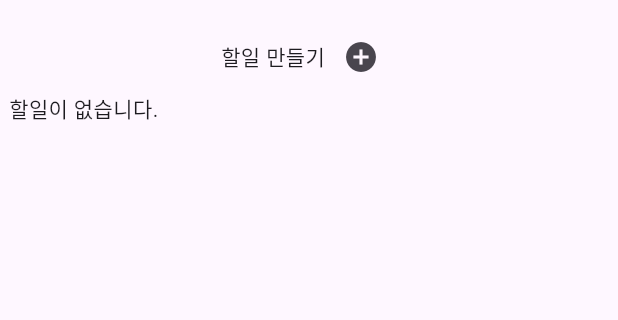
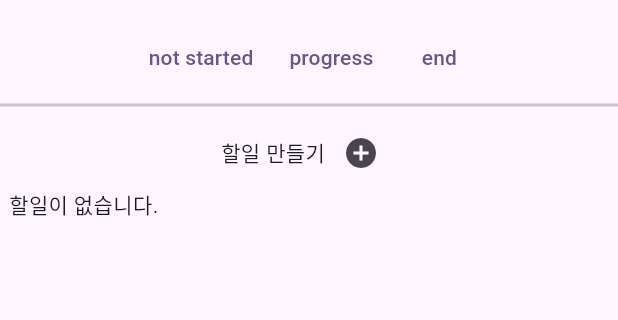
Before and after one commit to se-ni/Kroffle_Todo_Practice, a Flutter app: the screen it shows after launch, on a phone screen of 412 x 824 dp, the part 63-383 px from its top. Run offline on Flutter 3.47's test engine with Material 3 defaults, Android fonts, the phone set to English and light mode, and no system bars; our stand-ins replace get.

Commit message:
필터링 하는거 구현 마저 해야함

```diff
--- a/todo_practice/lib/route/todo_list/todo_list_route.dart
+++ b/todo_practice/lib/route/todo_list/todo_list_route.dart
@@ -22,8 +22,8 @@ class _TodoListRouteState extends State<TodoListRoute> {
   @override
   Widget build(BuildContext context) {
     return GetBuilder<TodoListRouteController>(
+      init: TodoListRouteController(),
       builder: (controller) {
-        // List<TaskModel> tasks = controller.tasks; // tasks 리스트 가져오기
         return Scaffold(
           appBar: AppBar(
             title: const Text('Todo APP'),
@@ -34,10 +34,39 @@ class _TodoListRouteState extends State<TodoListRoute> {
                 Row(
                   mainAxisAlignment: MainAxisAlignment.center,
                   children: [
+                    // 필터 버튼
+                    TextButton(
+                      onPressed: () {
+                        controller.setFilter(Status.notStarted);
+                        controller.update();
+                      },
+                      child: Text('not started'),
+                    ),
+                    TextButton(
+                      onPressed: () {
+                        controller.setFilter(Status.progress);
+                        controller.update();
+                      },
+                      child: Text('progress'),
+                    ),
+                    TextButton(
+                      onPressed: () {
+                        controller.setFilter(Status.end);
+                        controller.update();
+                      },
+                      child: Text('end'),
+                    ),
+                  ],
+                ),
+                Divider(
+                  thickness: 2,
+                ),
+                Row(
+                  mainAxisAlignment: MainAxisAlignment.center,
+                  children: [
                     const Text('할일 만들기'),
                     IconButton(
                       onPressed: () {
-                        //controller.onClickAddButton();
                         Get.dialog(
                           const Dialog(
                             backgroundColor: Colors.transparent,
@@ -57,14 +86,15 @@ class _TodoListRouteState extends State<TodoListRoute> {
                   child: Container(
                     width: 400,
                     height: 500,
-                    child: Builder(builder: (context) {
-                      if (controller.tasks.isEmpty) {
-                        return const Text('할일이 없습니다.');
-                      } else {
-                        print('할일 있음');
-                        return const TodoWidget();
-                      }
-                    }),
+                    child: Builder(
+                      builder: (context) {
+                        if (controller.filteredTasks.isEmpty) {
+                          return const Text('할일이 없습니다.');
+                        } else {
+                          return const TodoWidget(); // 필터링된 태스크를 표시
+                        }
+                      },
+                    ),
                   ),
                 ),
               ],
--- a/todo_practice/lib/route/todo_list/todo_list_route_controller.dart
+++ b/todo_practice/lib/route/todo_list/todo_list_route_controller.dart
@@ -1,29 +1,39 @@
 import 'package:get/get.dart';
 import 'package:todo_practice/model/task_model.dart';
 
-enum FilterStatus { notStarted, progress, end, all }
-
 class TodoListRouteController extends GetxController {
   List<TaskModel> tasks = [];
-
-  FilterStatus filterStatus = FilterStatus.notStarted; // 필터 상태 : 기본 시작 전
+  Status? selectedStatus;
 
   // TaskModel을 리스트에 추가하는 함수
   void addTask(TaskModel newTask) {
     tasks.add(newTask); // 새로운 할 일을 리스트에 추가
-
-    // 리스트 변경 시 디버그 출력
-    print("Current tasks:");
-    for (var task in tasks) {
-      // ignore: avoid_print
-      print("Title: ${task.title}, Detail: ${task.detail ?? 'No details'}");
-    }
-
     update(); // 상태 갱신
   }
 
   void removeTask(TaskModel task) {
     tasks.remove(task);
-    update();
+    update(); // 상태 갱신
+  }
+
+  // 필터링된 태스크 목록을 반환하는 함수
+  List<TaskModel> get filteredTasks {
+    if (selectedStatus == null) {
+      return tasks; // 필터가 없으면 모든 태스크 반환
+    } else {
+      return tasks.where((task) => task.taskStatus == selectedStatus).toList();
+    }
+  }
+
+  // 필터 상태를 변경하는 함수
+  void setFilter(Status? status) {
+    selectedStatus = status;
+    update(); // 필터 상태 변경 후 UI 갱신
+  }
+
+  // 태스크 상태 업데이트 함수
+  void updateTaskStatus(TaskModel task, Status status) {
+    task.taskStatus = status;
+    update(); // 상태 변경 후 UI 갱신
   }
 }
--- a/todo_practice/lib/route/todo_list/widgets/todo_list_widget.dart
+++ b/todo_practice/lib/route/todo_list/widgets/todo_list_widget.dart
@@ -101,6 +101,7 @@ class _TodoListWidgetState extends State<TodoListWidget> {
                     }
 
                     Navigator.of(context).pop(newTask);
+                    controller.update();
                   },
                   style: ElevatedButton.styleFrom(
                       elevation: 0, // 그림자 제거
--- /dev/null
+++ b/todo_practice/lib/route/todo_list/widgets/todo_widget_controller.dart
@@ -0,0 +1,11 @@
+import 'package:get/get.dart';
+import 'package:todo_practice/route/todo_list/todo_list_route_controller.dart';
+
+enum filterStatus { all, notStarted, progress, end }
+
+class TodoWidgetController extends GetxController {
+  final todoListRouteController = TodoWidgetController();
+
+  // 필터링 위한 변수 : 기본 값 all
+  filterStatus filteredStatus = filterStatus.all;
+}
```
Also changed, not shown: todo_practice/lib/route/todo_list/widgets/todo_widget.dart (+27 -18 lines).
